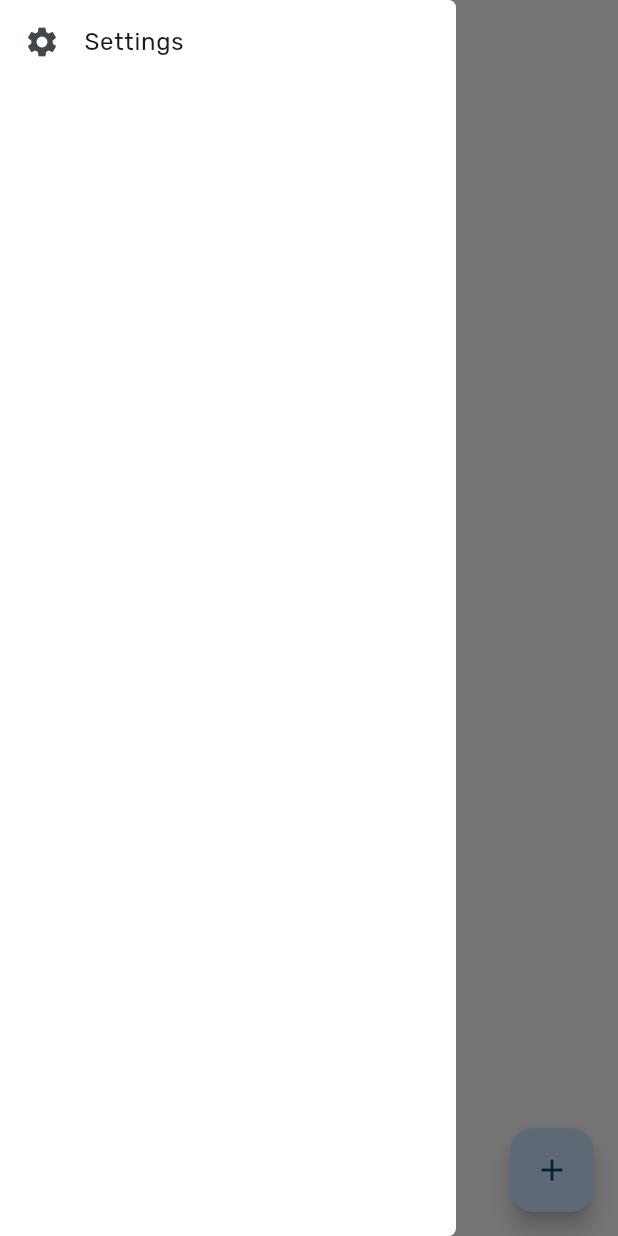
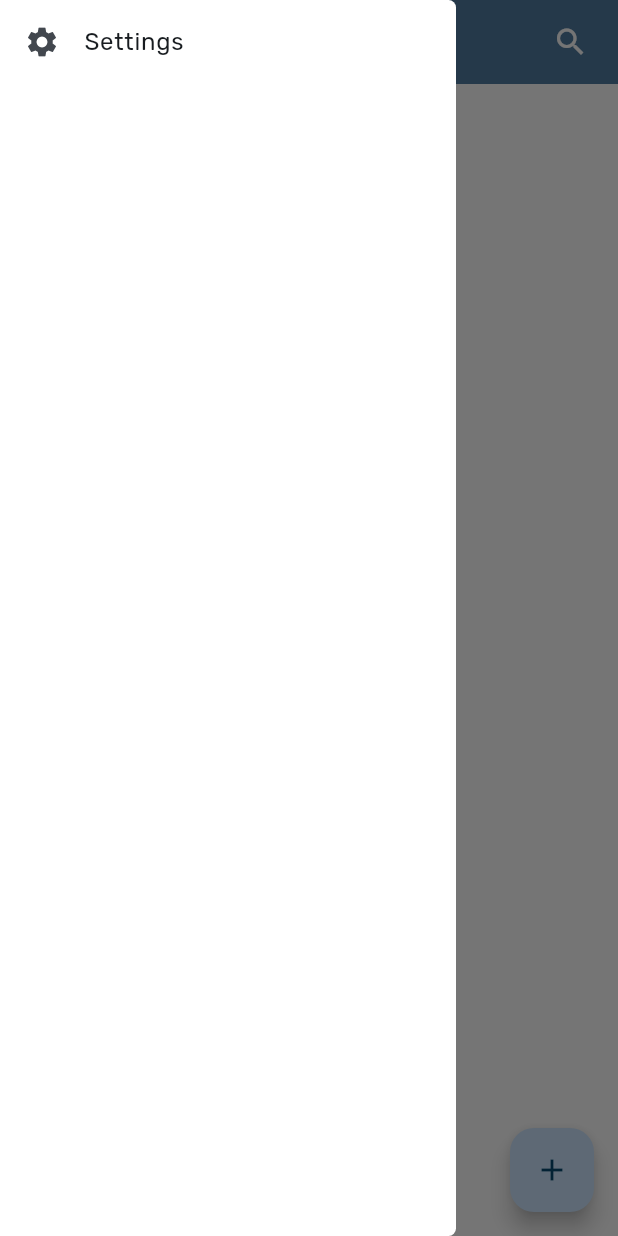
Before and after one commit to Empitrix/ekko, a Flutter app: the screen it shows after launch, with the side drawer open, on a phone screen of 412 x 824 dp. Run offline on Flutter 3.47's test engine with Material 2 defaults, Android fonts, the light colour scheme and no system bars; our stand-ins replace sqflite, sqflite_common_ffi; accounts and stored records are empty.

Commit message:
Added: Search-Bar, Fix bugs on app-bar

```diff
--- a/lib/components/note_item.dart
+++ b/lib/components/note_item.dart
@@ -15,6 +15,9 @@ class NoteItem extends StatelessWidget {
 
 	@override
 	Widget build(BuildContext context) {
+		if(!note.isVisible){
+			return Container();
+		}
 		return InkWell(
 			child: Container(
 				padding: const EdgeInsets.symmetric(horizontal: 12, vertical: 8),
--- /dev/null
+++ b/lib/components/search_bar.dart
@@ -0,0 +1,117 @@
+import 'package:ekko/animation/expand.dart';
+import 'package:flutter/material.dart';
+
+
+class CustomSearchBar extends StatelessWidget {
+	final String title;
+	final GenAnimation searchAnim;
+	final TextEditingController controller;
+	final ValueChanged<String> onChange;
+	final Function onClose;
+	const CustomSearchBar({
+		super.key,
+		required this.title,
+		required this.searchAnim,
+		required this.controller,
+		required this.onChange,
+		required this.onClose
+	});
+
+	@override
+	Widget build(BuildContext context) {
+		FocusNode focus = FocusNode();
+		ValueNotifier<double> openNotifier =
+			ValueNotifier<double>(searchAnim.animation.value);
+		ValueNotifier<bool> textNotifier = ValueNotifier(true);
+		searchAnim.animation.addListener((){
+			openNotifier.value = searchAnim.animation.value;
+		});
+		controller.text = "";
+		controller.addListener((){
+			textNotifier.value = controller.text == "";
+		});
+		return SizedBox(
+			child: Row(
+				mainAxisAlignment: MainAxisAlignment.start,
+				children: [
+					expandAnimation(
+						animation: searchAnim.animation,
+						mode: ExpandMode.width,
+						body: Container(
+							width: MediaQuery.of(context).size.width - 128 - 5,
+							height: 40,
+							padding: const EdgeInsets.all(10),
+							decoration: BoxDecoration(
+								borderRadius: BorderRadius.circular(5),
+								color: Theme.of(context).scaffoldBackgroundColor
+							),
+							child: Center(
+								child: TextField(
+									focusNode: focus,
+									controller: controller,
+									onChanged: (value) => onChange(value),
+									decoration: const InputDecoration(
+										border: InputBorder.none,
+										hintText: "Search..."
+									),
+								),
+							),
+						)
+					),
+					expandAnimation(
+						animation: searchAnim.animation,
+						reverse: true,
+						mode: ExpandMode.width,
+						body: Text(
+							title,
+							style: Theme.of(context).appBarTheme.titleTextStyle
+						)
+					),
+					expandAnimation(
+						animation: searchAnim.animation,
+						mode: ExpandMode.width,
+						reverse: true,
+						body: SizedBox(
+							width: MediaQuery.of(context).size.width - 188 - 5)
+					),
+					const SizedBox(width: 5),
+
+					ValueListenableBuilder(
+						valueListenable: openNotifier,
+						builder: (_, isOpenV, __){
+							bool isOpen = isOpenV == 1;
+							return ValueListenableBuilder(
+								valueListenable: textNotifier,
+								builder: (_, isEmpty, __){
+									return IconButton(
+										icon: Icon(
+											isOpen ?
+												isEmpty ? Icons.search :
+													Icons.close :
+													Icons.search
+										),
+										onPressed: (){
+											if(!isEmpty){
+												controller.text = "";
+												onChange(controller.text);
+												return;
+											}
+											if(searchAnim.animation.value == 1){
+												searchAnim.controller.reverse();
+												focus.unfocus();
+												onClose();
+											}else{
+												searchAnim.controller.forward();
+												focus.requestFocus();
+											}
+										}
+									);
+								}
+							);
+						},
+					)
+				],
+			),
+		);
+	}
+}
--- a/lib/models/note.dart
+++ b/lib/models/note.dart
@@ -49,8 +49,8 @@ class Note {
 	final NoteMode mode;
 
 	// Visuals
-	final bool isSelected;
-	final bool isVisible;
+	late bool isSelected;
+	late bool isVisible;
 
 	Note({
 		required this.id,
@@ -93,33 +93,53 @@ class Note {
 
 // Lighter version of notes without contents
 class SmallNote {
+	final int id;
 	final String title;
 	final String description;
-	final int id;
+	final DateTime lastEdit;
+	final bool isPinned;
+	final NoteMode mode;
+
+	// Visuals
+	late bool isSelected;
+	late bool isVisible;
+
 	SmallNote({
+		required this.id,
 		required this.title,
 		required this.description,
-		required this.id
+		required this.lastEdit,
+		required this.isPinned,
+		required this.mode,
+		this.isSelected = false,
+		this.isVisible = true
 	});
 
-	toJson(){
-		return {
-			"title": title,
-			"description": description,
-			"id": id
-		};
-	}
 
 	Future<Note> toRealNote() async {
 		return (await DB().loadThisNote(id));
 	}
 
-	static SmallNote toSmallNote(Map input){
+	static toSmallNote(Map input){
 		return SmallNote(
+			id: input["id"],
 			title: input["title"],
 			description: input["description"],
-			id: input["id"]
+			lastEdit: _fromDate(input["lastEdit"]),
+			isPinned: input["isPinned"] == 1,  // get bit
+			mode: _fromNode(input["mode"])
 		);
+	}
+
+	Map toJson(){
+		return {
+			// "id": id,  // SQL will create a unique one
+			"title": title,
+			"description": description,
+			"lastEdit": _parseDate(lastEdit),
+			"isPinned": isPinned ? 1 : 0,  // convert to bit
+			"mode": _parseMode(mode)
+		};
 	}
 }
 
--- a/lib/theme/dark.dart
+++ b/lib/theme/dark.dart
@@ -2,6 +2,7 @@ import 'package:flutter/material.dart';
 
 Color _bgColor = const Color(0xff17212b);
 Color _pColor = const Color(0xff00bbd4);
+Color _navBgColor = const Color(0xff242f3d);
 
 ThemeData dark(){
 	return ThemeData(
@@ -14,7 +15,17 @@ ThemeData dark(){
 			brightness: Brightness.dark,
 		),
 		appBarTheme: AppBarTheme(
-			backgroundColor: _bgColor
+			backgroundColor: _navBgColor,
+			titleTextStyle: const TextStyle(
+				fontFamily: "Rubik",
+				fontWeight: FontWeight.bold,
+				letterSpacing: 0.3,
+				fontSize: 20
+			),
+			iconTheme: const IconThemeData(
+				color: Colors.white
+			),
+			surfaceTintColor: Colors.transparent
 		),
 		drawerTheme: DrawerThemeData(
 			backgroundColor: _bgColor
--- a/lib/theme/light.dart
+++ b/lib/theme/light.dart
@@ -2,6 +2,7 @@ import 'package:flutter/material.dart';
 
 Color _bgColor = const Color(0xffffffff);
 Color _pColor = const Color(0xff517da2);
+Color _navBgColor = const Color(0xff517da2);
 
 ThemeData light(){
 	return ThemeData(
@@ -14,7 +15,17 @@ ThemeData light(){
 			brightness: Brightness.light,
 		),
 		appBarTheme: AppBarTheme(
-			backgroundColor: _bgColor
+			backgroundColor: _navBgColor,
+			titleTextStyle: const TextStyle(
+				fontFamily: "Rubik",
+				fontWeight: FontWeight.bold,
+				letterSpacing: 0.3,
+				fontSize: 20
+			),
+			iconTheme: const IconThemeData(
+				color: Colors.white
+			),
+			surfaceTintColor: Colors.transparent
 		),
 		drawerTheme: DrawerThemeData(
 			backgroundColor: _bgColor
--- a/lib/views/modify_page.dart
+++ b/lib/views/modify_page.dart
@@ -132,8 +132,8 @@ class ModifyPageState extends State<ModifyPage> {
 										RoundedRectangleBorder(
 											borderRadius: BorderRadius.only(
 												topRight: Radius.zero,
-												topLeft: Radius.zero,
-												bottomLeft: Radius.circular(14),
+												topLeft: Radius.circular(15),
+												bottomLeft: Radius.circular(15),
 												bottomRight: Radius.zero
 											)
 										)
```
Also changed, not shown: lib/views/home_page.dart (+88 -3 lines).
